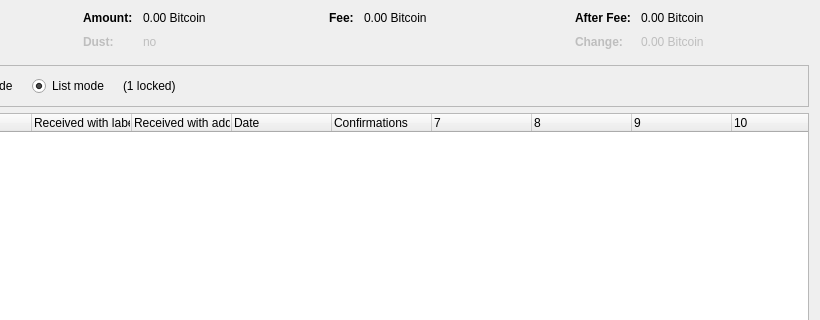
First picture: the form in src/qt/forms/coincontroldialog.ui, repository naomi-mcrn/xpchain-v2, before the edit; both pictures show x 180 to 1000 and y 0 to 320 of the 1000 by 500 pixel window.
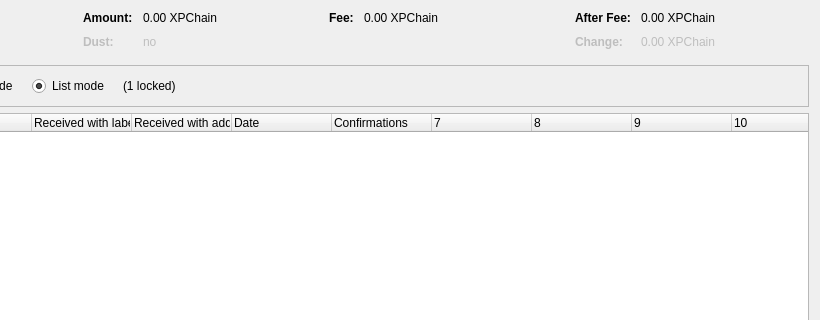
Second picture: the form after the edit. Custom widgets are drawn as their Qt base class.

```diff
--- a/src/qt/forms/coincontroldialog.ui
+++ b/src/qt/forms/coincontroldialog.ui
@@ -132,7 +132,7 @@
           <enum>Qt::ActionsContextMenu</enum>
          </property>
          <property name="text">
-          <string notr="true">0.00 Bitcoin</string>
+          <string notr="true">0.00 XPChain</string>
          </property>
          <property name="textInteractionFlags">
           <set>Qt::LinksAccessibleByMouse|Qt::TextSelectableByKeyboard|Qt::TextSelectableByMouse</set>
@@ -212,7 +212,7 @@
           <enum>Qt::ActionsContextMenu</enum>
          </property>
          <property name="text">
-          <string notr="true">0.00 Bitcoin</string>
+          <string notr="true">0.00 XPChain</string>
          </property>
          <property name="textInteractionFlags">
           <set>Qt::LinksAccessibleByMouse|Qt::TextSelectableByKeyboard|Qt::TextSelectableByMouse</set>
@@ -257,7 +257,7 @@
           <enum>Qt::ActionsContextMenu</enum>
          </property>
          <property name="text">
-          <string notr="true">0.00 Bitcoin</string>
+          <string notr="true">0.00 XPChain</string>
          </property>
          <property name="textInteractionFlags">
           <set>Qt::LinksAccessibleByMouse|Qt::TextSelectableByKeyboard|Qt::TextSelectableByMouse</set>
@@ -292,7 +292,7 @@
           <enum>Qt::ActionsContextMenu</enum>
          </property>
          <property name="text">
-          <string notr="true">0.00 Bitcoin</string>
+          <string notr="true">0.00 XPChain</string>
          </property>
          <property name="textInteractionFlags">
           <set>Qt::LinksAccessibleByMouse|Qt::TextSelectableByKeyboard|Qt::TextSelectableByMouse</set>
```
